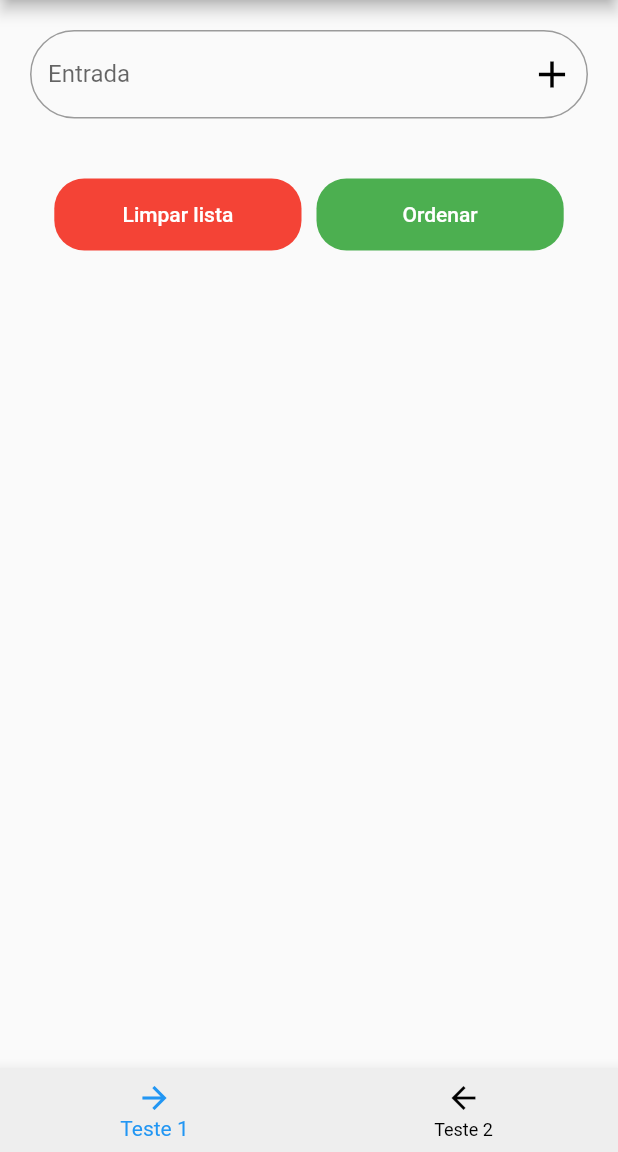
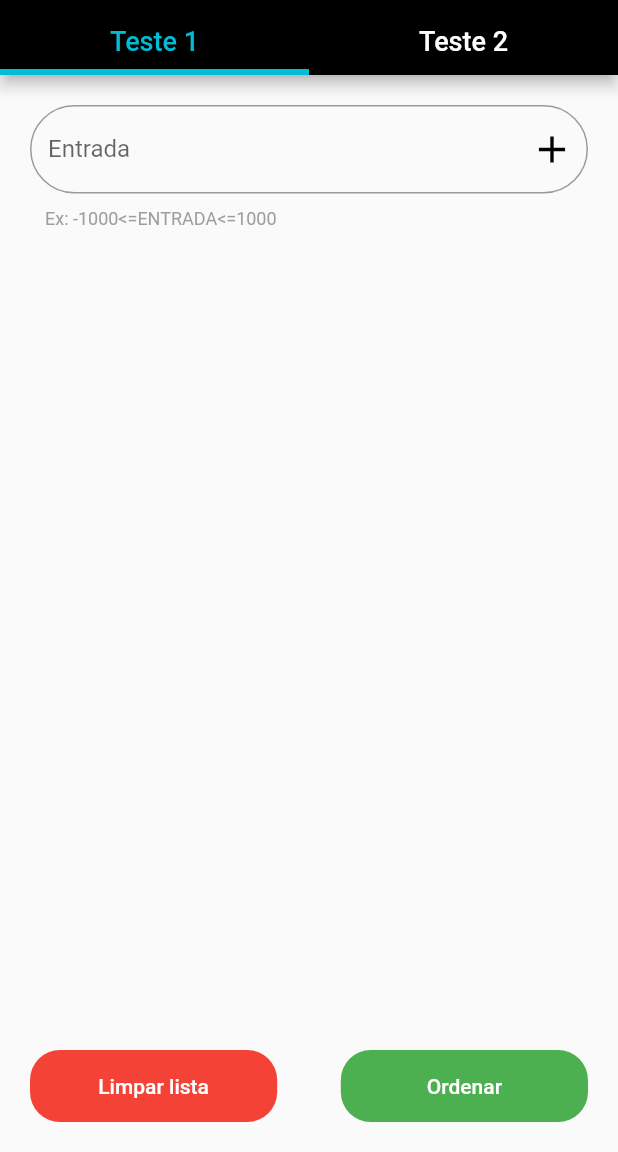
Before and after one commit to Isra0210/digistarts, a Flutter app: the screen it shows after launch, after a tap on "Limpar lista", on a phone screen of 412 x 824 dp, the part 84-1236 px from its top. Run offline on Flutter 3.47's test engine with Material 2 defaults, Android fonts, the phone set to English and light mode, and no system bars; our stand-ins replace get.

Commit message:
Refactor layout and separated controller

```diff
--- /dev/null
+++ b/lib/app/app_binding.dart
@@ -0,0 +1,12 @@
+import 'package:digistarts/app/modules/home/pages/firstPage/controller/first_page_controller.dart';
+import 'package:get/get.dart';
+
+import 'modules/home/controller/home_controller.dart';
+
+class AppBinding implements Bindings {
+  @override
+  void dependencies() {
+    Get.put(HomeController(), permanent: true);
+    Get.put(FirstPageController(), permanent: true);
+  }
+}
--- /dev/null
+++ b/lib/app/modules/home/controller/home_controller.dart
@@ -0,0 +1,8 @@
+import 'package:get/get.dart';
+import 'package:get/get_state_manager/src/simple/get_controllers.dart';
+
+class HomeController extends GetxController {
+  RxInt _index = 0.obs;
+  int get index => _index.value;
+  set index(int index) => _index.value = index;
+}
--- /dev/null
+++ b/lib/app/modules/home/home_view.dart
@@ -0,0 +1,50 @@
+import 'package:digistarts/app/modules/home/pages/firstPage/first_page.dart';
+import 'package:flutter/material.dart';
+import 'package:get/get_state_manager/src/simple/get_view.dart';
+
+import 'controller/home_controller.dart';
+import 'pages/secondPage/second_test_page.dart';
+
+class HomeView extends GetView<HomeController> {
+  final List<Widget> _screens = [FirstPage(), SecondPage()];
+
+  @override
+  Widget build(BuildContext context) {
+    return DefaultTabController(
+      length: 2,
+      child: Scaffold(
+        appBar: AppBar(
+          title: Text(
+            'Digistarts',
+            style: TextStyle(color: Colors.white),
+          ),
+          backgroundColor: Colors.black,
+          centerTitle: true,
+          bottom: TabBar(
+            indicatorWeight: 4,
+            indicatorColor: Theme.of(context).primaryColor,
+            labelColor: Theme.of(context).primaryColor,
+            unselectedLabelColor: Colors.white,
+            labelStyle: TextStyle(fontSize: 18),
+            tabs: [
+              Padding(
+                padding: const EdgeInsets.all(8.0),
+                child: Text("Teste 1"),
+              ),
+              Padding(
+                padding: const EdgeInsets.all(8.0),
+                child: Text("Teste 2"),
+              ),
+            ],
+          ),
+        ),
+        body: TabBarView(
+          children: [
+            FirstPage(),
+            SecondPage(),
+          ],
+        ),
+      ),
+    );
+  }
+}
--- /dev/null
+++ b/lib/app/modules/home/pages/firstPage/controller/first_page_controller.dart
@@ -0,0 +1,27 @@
+import 'package:get/get.dart';
+import 'package:get/get_state_manager/src/simple/get_controllers.dart';
+
+class FirstPageController extends GetxController {
+  RxList<int> _numberList = RxList<int>();
+  List<int> get numberList => _numberList;
+  set numberList(List<int> numberList) => _numberList.value = numberList;
+
+  RxList<int> _noRepeatedNumberList = RxList<int>();
+  List<int> get noRepeatedNumberList => _noRepeatedNumberList;
+  set noRepeatedNumberList(List<int> noRepeatedNumberList) =>
+      _noRepeatedNumberList.value = noRepeatedNumberList;
+
+  RxString _inputText = ''.obs;
+  String get inputText => _inputText.value;
+  set inputText(String inputText) => _inputText.value = inputText;
+
+  RxBool _wasCalculator = false.obs;
+  bool get wasCalculator => _wasCalculator.value;
+  set wasCalculator(bool wasCalculator) => _wasCalculator.value = wasCalculator;
+
+  orderList() {
+    numberList.sort((a, b) => a.compareTo(b));
+    noRepeatedNumberList = numberList.toSet().toList();
+    return noRepeatedNumberList;
+  }
+}
--- /dev/null
+++ b/lib/app/modules/home/pages/firstPage/first_page.dart
@@ -0,0 +1,191 @@
+import 'dart:ui';
+
+import 'package:digistarts/app/modules/home/pages/firstPage/controller/first_page_controller.dart';
+import 'package:flutter/material.dart';
+import 'package:get/get.dart';
+
+class FirstPage extends GetView<FirstPageController> {
+  @override
+  Widget build(BuildContext context) {
+    final _textController = TextEditingController();
+    final double maxWidth = MediaQuery.of(context).size.width;
+
+    return Obx(
+      () => Container(
+        padding: const EdgeInsets.all(20),
+        child: Scaffold(
+          body: ListView(
+            shrinkWrap: true,
+            children: [
+              TextFormField(
+                controller: _textController,
+                onChanged: (String value) => controller.inputText = value,
+                keyboardType: TextInputType.number,
+                decoration: InputDecoration(
+                  labelText: 'Entrada',
+                  suffixIcon: IconButton(
+                    icon: Icon(Icons.add, size: 30, color: Colors.black),
+                    onPressed: controller.inputText.trim().isEmpty
+                        ? () => null
+                        : () {
+                            if (int.parse(controller.inputText.trim()) >
+                                    -1000 &&
+                                int.parse(controller.inputText.trim()) <=
+                                    1000) {
+                              controller.numberList.add(
+                                int.parse(
+                                  controller.inputText.trim(),
+                                ),
+                              );
+                              controller.inputText = '';
+                              _textController.clear();
+                            }
+                          },
+                  ),
+                  border: OutlineInputBorder(
+                    borderRadius: BorderRadius.all(Radius.circular(40.0)),
+                  ),
+                ),
+                cursorColor: Colors.black,
+              ),
+              Padding(
+                padding: const EdgeInsets.only(top: 10.0, left: 10.0),
+                child: Text(
+                  'Ex: -1000<=ENTRADA<=1000',
+                  style: TextStyle(color: Colors.grey, fontSize: 12,)
+                ),
+              ),
+              !controller.wasCalculator
+                  ? Padding(
+                      padding: const EdgeInsets.symmetric(vertical: 20.0),
+                      child: Container(
+                        color: Colors.grey[200],
+                        padding: controller.numberList.length == 0
+                            ? EdgeInsets.zero
+                            : EdgeInsets.all(10.0),
+                        child: Column(
+                          mainAxisAlignment: MainAxisAlignment.start,
+                          crossAxisAlignment: CrossAxisAlignment.start,
+                          children: [
+                            controller.numberList.length > 0
+                                ? Text('Digitações:',
+                                    style: TextStyle(fontSize: 18))
+                                : Container(),
+                            Padding(
+                              padding: controller.numberList.length > 0
+                                  ? EdgeInsets.only(top: 8.0)
+                                  : EdgeInsets.zero,
+                              child: Container(
+                                constraints: BoxConstraints(maxHeight: 300),
+                                child: ListView.builder(
+                                  // physics: NeverScrollableScrollPhysics(),
+                                  shrinkWrap: true,
+                                  itemCount: controller.numberList.length,
+                                  itemBuilder: (ctx, i) => Text(
+                                    '${controller.numberList[i]}',
+                                    style:
+                                        TextStyle(fontWeight: FontWeight.bold),
+                                  ),
+                                ),
+                              ),
+                            ),
+                          ],
+                        ),
+                      ),
+                    )
+                  : Padding(
+                      padding: const EdgeInsets.symmetric(vertical: 20.0),
+                      child: Container(
+                        padding: const EdgeInsets.all(10.0),
+                        color: Colors.grey[200],
+                        child: Column(
+                          mainAxisAlignment: MainAxisAlignment.start,
+                          crossAxisAlignment: CrossAxisAlignment.start,
+                          children: [
+                            Text('Ordenação:', style: TextStyle(fontSize: 18)),
+                            Padding(
+                              padding: const EdgeInsets.only(top: 8.0),
+                              child: ListView.builder(
+                                physics: NeverScrollableScrollPhysics(),
+                                shrinkWrap: true,
+                                itemCount:
+                                    controller.noRepeatedNumberList.length,
+                                itemBuilder: (ctx, i) => Text(
+                                  '${controller.noRepeatedNumberList[i]}',
+                                  style: TextStyle(fontWeight: FontWeight.bold),
+                                ),
+                              ),
+                            ),
+                          ],
+                        ),
+                      ),
+                    ),
+            ],
+          ),
+          bottomNavigationBar: !controller.wasCalculator
+              ? Row(
+                  mainAxisAlignment: MainAxisAlignment.spaceBetween,
+                  children: [
+                    Padding(
+                      padding: const EdgeInsets.only(right: 10.0),
+                      child: Container(
+                        width: maxWidth * 0.4,
+                        decoration: BoxDecoration(
+                          color: Colors.red,
+                          borderRadius: BorderRadius.circular(20),
+                        ),
+                        child: TextButton(
+                          onPressed: () {
+                            controller.numberList.clear();
+                            controller.wasCalculator = false;
+                          },
+                          child: Text(
+                            'Limpar lista',
+                            style: TextStyle(color: Colors.white),
+                          ),
+                        ),
+                      ),
+                    ),
+                    Container(
+                      width: maxWidth * 0.4,
+                      decoration: BoxDecoration(
+                        color: Colors.green,
+                        borderRadius: BorderRadius.circular(20),
+                      ),
+                      child: TextButton(
+                        onPressed: controller.numberList.length > 0
+                            ? () {
+                                controller.orderList();
+                                controller.wasCalculator = true;
+                              }
+                            : null,
+                        child: Text(
+                          'Ordenar',
+                          style: TextStyle(color: Colors.white),
+                        ),
+                      ),
+                    )
+                  ],
+                )
+              : Container(
+                  width: maxWidth * 0.5,
+                  decoration: BoxDecoration(
+                    color: Colors.red,
+                    borderRadius: BorderRadius.circular(20),
+                  ),
+                  child: TextButton(
+                    onPressed: () {
+                      controller.numberList.clear();
+                      controller.wasCalculator = false;
+                    },
+                    child: Text(
+                      'Limpar',
+                      style: TextStyle(color: Colors.white),
+                    ),
+                  ),
+                ),
+        ),
+      ),
+    );
+  }
+}
--- a/lib/home/pages/second_test_page.dart
+++ b/lib/app/modules/home/pages/secondPage/second_test_page.dart
@@ -1,6 +1,6 @@
 import 'package:flutter/material.dart';
 
-class SecondTestPage extends StatelessWidget {
+class SecondPage extends StatelessWidget {
   @override
   Widget build(BuildContext context) {
     return Center(
--- a/lib/home/home.dart
+++ /dev/null
@@ -1,52 +0,0 @@
-import 'package:digistarts/home/pages/first_test_page.dart';
-import 'package:digistarts/home/pages/second_test_page.dart';
-import 'package:flutter/material.dart';
-
-class Home extends StatefulWidget {
-  @override
-  _HomeState createState() => _HomeState();
-}
-
-class _HomeState extends State<Home> {
-  int _index = 0;
-
-  final List<Widget> _screens = [
-    FirstTestPage(),
-    SecondTestPage(),
-  ];
-
-  @override
-  Widget build(BuildContext context) {
-    return Scaffold(
-      appBar: AppBar(
-        title: Text(
-          'Digistarts',
-          style: TextStyle(color: Colors.white),
-        ),
-        backgroundColor: Colors.black,
-        centerTitle: true,
-      ),
-      body: _screens[_index],
-      bottomNavigationBar: BottomNavigationBar(
-        backgroundColor: Colors.grey[200],
-        unselectedItemColor: Colors.black,
-        onTap: (int newIndex) {
-          setState(() {
-            _index = newIndex;
-          });
-        },
-        currentIndex: _index,
-        items: [
-          BottomNavigationBarItem(
-            icon: Icon(Icons.arrow_forward),
-            label: 'Teste 1',
-          ),
-          BottomNavigationBarItem(
-            icon: Icon(Icons.arrow_back),
-            label: "Teste 2",
-          ),
-        ],
-      ),
-    );
-  }
-}
--- a/lib/home/pages/first_test_page.dart
+++ /dev/null
@@ -1,200 +0,0 @@
-import 'dart:ui';
-
-import 'package:flutter/material.dart';
-
-class FirstTestPage extends StatefulWidget {
-  @override
-  _FirstTestPageState createState() => _FirstTestPageState();
-}
-
-class _FirstTestPageState extends State<FirstTestPage> {
-  List<int> numberList = [];
-  List<int> noRepeatedNumberList = [];
-  String _inputText = '';
-  bool wasCalculator = false;
-
-  final _controller = TextEditingController();
-
-  _orderList() {
-    numberList.sort((a, b) => a.compareTo(b));
-    noRepeatedNumberList = numberList.toSet().toList();
-    return noRepeatedNumberList;
-  }
-
-  @override
-  Widget build(BuildContext context) {
-    double maxWidth = MediaQuery.of(context).size.width;
-
-    return SingleChildScrollView(
-      child: Container(
-        padding: const EdgeInsets.all(20),
-        child: Column(
-          children: [
-            TextFormField(
-              controller: _controller,
-              onChanged: (String value) {
-                setState(() {
-                  _inputText = value;
-                });
-              },
-              keyboardType: TextInputType.number,
-              decoration: InputDecoration(
-                labelText: 'Entrada',
-                suffixIcon: IconButton(
-                  icon: Icon(Icons.add, size: 30, color: Colors.black),
-                  onPressed: _controller.text.trim().isEmpty
-                      ? () {}
-                      : () {
-                          setState(() {
-                            numberList.add(int.parse(_inputText.trim()));
-                            _controller.clear();
-                          });
-                        },
-                ),
-                border: OutlineInputBorder(
-                  borderRadius: BorderRadius.all(
-                    Radius.circular(40.0),
-                  ),
-                ),
-              ),
-              cursorColor: Colors.black,
-            ),
-            !wasCalculator
-                ? Padding(
-                    padding: const EdgeInsets.symmetric(vertical: 20.0),
-                    child: Container(
-                      color: Colors.grey[200],
-                      padding: numberList.length == 0
-                          ? EdgeInsets.zero
-                          : EdgeInsets.all(10.0),
-                      child: Column(
-                        mainAxisAlignment: MainAxisAlignment.start,
-                        crossAxisAlignment: CrossAxisAlignment.start,
-                        children: [
-                          numberList.length > 0
-                              ? Text(
-                                'Digitações:',
-                                style: TextStyle(fontSize: 18),
-                              )
-                              : Container(),
-                          Padding(
-                            padding: numberList.length > 0 ? EdgeInsets.only(top:  8.0) : EdgeInsets.zero,
-                            child: ListView.builder(
-                              physics: NeverScrollableScrollPhysics(),
-                              shrinkWrap: true,
-                              itemCount: numberList.length,
-                              itemBuilder: (ctx, i) => Text(
-                                '${numberList[i]}',
-                                style: TextStyle(fontWeight: FontWeight.bold),
-                              ),
-                            ),
-                          ),
-                        ],
-                      ),
-                    ),
-                  )
-                : Padding(
-                    padding: const EdgeInsets.symmetric(vertical: 20.0),
-                    child: Container(
-                      padding: const EdgeInsets.all(10.0),
-                      color: Colors.grey[200],
-                      child: Column(
-                        mainAxisAlignment: MainAxisAlignment.start,
-                        crossAxisAlignment: CrossAxisAlignment.start,
-                        children: [
-                          Text(
-                            'Ordenação:',
-                            style: TextStyle(fontSize: 18),
-                          ),
-                          Padding(
-                            padding: const EdgeInsets.only(top: 8.0),
-                            child: ListView.builder(
-                              physics: NeverScrollableScrollPhysics(),
-                              shrinkWrap: true,
-                              itemCount: noRepeatedNumberList.length,
-                              itemBuilder: (ctx, i) => Text(
-                                '${noRepeatedNumberList[i]}',
-                                style: TextStyle(fontWeight: FontWeight.bold),
-                              ),
-                            ),
-                          ),
-                        ],
-                      ),
-                    ),
-                  ),
-            !wasCalculator
-                ? Wrap(
-                    children: [
-                      Padding(
-                        padding: const EdgeInsets.only(right: 10.0),
-                        child: Container(
-                          width: maxWidth * 0.4,
-                          decoration: BoxDecoration(
-                            color: Colors.red,
-                            borderRadius: BorderRadius.circular(20),
-                          ),
-                          // padding: const EdgeInsets.all(8.0),
-                          child: TextButton(
-                            onPressed: () {
-                              setState(() {
-                                numberList.clear();
-                                wasCalculator = false;
-                              });
-                            },
-                            child: Text(
-                              'Limpar lista',
-                              style: TextStyle(color: Colors.white),
-                            ),
-                          ),
-                        ),
-                      ),
-                      Container(
-                        width: maxWidth * 0.4,
-                        decoration: BoxDecoration(
-                          color: Colors.green,
-                          borderRadius: BorderRadius.circular(20),
-                        ),
-                        // padding: const EdgeInsets.all(8.0),
-                        child: TextButton(
-                          onPressed: numberList.length > 0
-                              ? () {
-                                  setState(() {
-                                    _orderList();
-                                    wasCalculator = true;
-                                  });
-                                }
-                              : null,
-                          child: Text(
-                            'Ordenar',
-                            style: TextStyle(color: Colors.white),
-                          ),
-                        ),
-                      )
-                    ],
-                  )
-                : Container(
-                    width: maxWidth * 0.5,
-                    decoration: BoxDecoration(
-                      color: Colors.red,
-                      borderRadius: BorderRadius.circular(20),
-                    ),
-                    // padding: const EdgeInsets.all(8.0),
-                    child: TextButton(
-                      onPressed: () {
-                        setState(() {
-                          numberList.clear();
-                          wasCalculator = false;
-                        });
-                      },
-                      child: Text(
-                        'Limpar',
-                        style: TextStyle(color: Colors.white),
-                      ),
-                    ),
-                  ),
-          ],
-        ),
-      ),
-    );
-  }
-}
--- a/lib/main.dart
+++ b/lib/main.dart
@@ -1,7 +1,9 @@
-import 'package:digistarts/home/home.dart';
+import 'package:digistarts/app/app_binding.dart';
+import 'package:digistarts/app/modules/home/home_view.dart';
 import 'package:flutter/material.dart';
 
 void main() {
+  AppBinding().dependencies();
   runApp(MyApp());
 }
 
@@ -15,7 +17,7 @@ class MyApp extends StatelessWidget {
         primaryColor: Colors.cyan,
       ),
       debugShowCheckedModeBanner: false,
-      home: Home(),
+      home: HomeView(),
     );
   }
 }
--- a/pubspec.yaml
+++ b/pubspec.yaml
@@ -28,6 +28,7 @@ dependencies:
   # The following adds the Cupertino Icons font to your application.
   # Use with the CupertinoIcons class for iOS style icons.
   cupertino_icons: ^1.0.2
+  get: ^4.1.4
 
 dev_dependencies:
   flutter_test:
```
Also changed, not shown: pubspec.lock.
